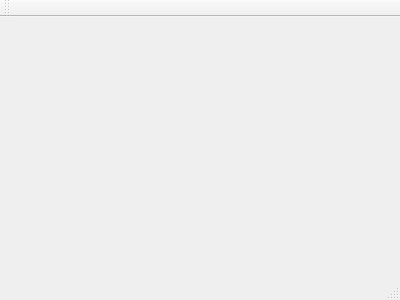
Marcomora99/TareaProgramada4, file mainwindow.ui: the form before one commit.
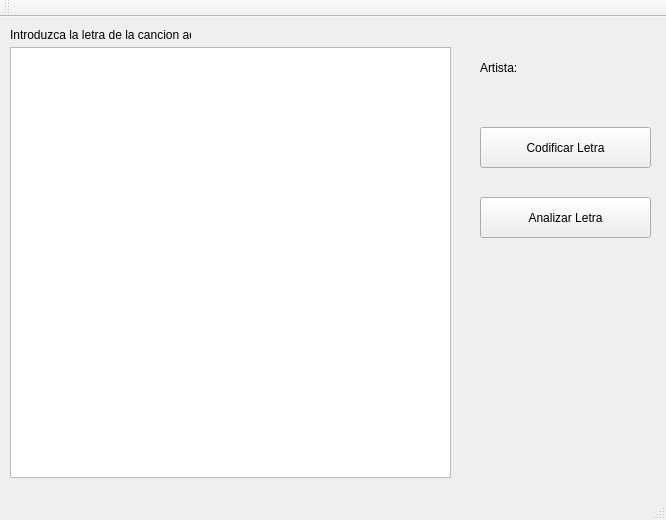
The form after the commit.

```diff
--- a/mainwindow.ui
+++ b/mainwindow.ui
@@ -1,24 +1,102 @@
 <ui version="4.0">
  <class>MainWindow</class>
- <widget class="QMainWindow" name="MainWindow" >
-  <property name="geometry" >
+ <widget class="QMainWindow" name="MainWindow">
+  <property name="geometry">
    <rect>
     <x>0</x>
     <y>0</y>
-    <width>400</width>
-    <height>300</height>
+    <width>666</width>
+    <height>520</height>
    </rect>
   </property>
   <property name="windowTitle" >
    <string>MainWindow</string>
   </property>
-  <widget class="QMenuBar" name="menuBar" />
-  <widget class="QToolBar" name="mainToolBar" />
-  <widget class="QWidget" name="centralWidget" />
-  <widget class="QStatusBar" name="statusBar" />
+  <widget class="QWidget" name="centralWidget">
+   <widget class="QPlainTextEdit" name="plainTextEdit">
+    <property name="geometry">
+     <rect>
+      <x>10</x>
+      <y>30</y>
+      <width>441</width>
+      <height>431</height>
+     </rect>
+    </property>
+   </widget>
+   <widget class="QLabel" name="label">
+    <property name="geometry">
+     <rect>
+      <x>10</x>
+      <y>10</y>
+      <width>181</width>
+      <height>16</height>
+     </rect>
+    </property>
+    <property name="text">
+     <string>Introduzca la letra de la cancion aqui</string>
+    </property>
+   </widget>
+   <widget class="QLabel" name="label_2">
+    <property name="geometry">
+     <rect>
+      <x>480</x>
+      <y>30</y>
+      <width>161</width>
+      <height>41</height>
+     </rect>
+    </property>
+    <property name="text">
+     <string>Artista:</string>
+    </property>
+   </widget>
+   <widget class="QPushButton" name="pushButton">
+    <property name="geometry">
+     <rect>
+      <x>480</x>
+      <y>110</y>
+      <width>171</width>
+      <height>41</height>
+     </rect>
+    </property>
+    <property name="text">
+     <string>Codificar Letra</string>
+    </property>
+   </widget>
+   <widget class="QPushButton" name="pushButton_2">
+    <property name="geometry">
+     <rect>
+      <x>480</x>
+      <y>180</y>
+      <width>171</width>
+      <height>41</height>
+     </rect>
+    </property>
+    <property name="text">
+     <string>Analizar Letra</string>
+    </property>
+   </widget>
+  </widget>
+  <widget class="QMenuBar" name="menuBar">
+   <property name="geometry">
+    <rect>
+     <x>0</x>
+     <y>0</y>
+     <width>666</width>
+     <height>21</height>
+    </rect>
+   </property>
+  </widget>
+  <widget class="QToolBar" name="mainToolBar">
+   <attribute name="toolBarArea">
+    <enum>TopToolBarArea</enum>
+   </attribute>
+   <attribute name="toolBarBreak">
+    <bool>false</bool>
+   </attribute>
+  </widget>
+  <widget class="QStatusBar" name="statusBar"/>
  </widget>
- <layoutDefault spacing="6" margin="11" />
- <pixmapfunction></pixmapfunction>
+ <layoutdefault spacing="6" margin="11"/>
  <resources/>
  <connections/>
 </ui>
```
Left out of the diff: 3 changed lines with no effect on the pictures.
